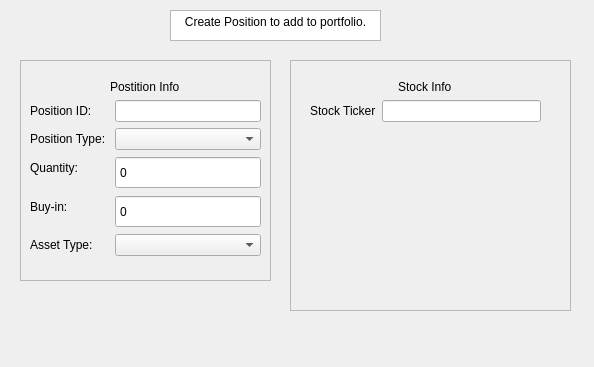
The window that Apps/PortfolioApp/src/AddPositionDialog.ui (JamesAks/PortfolioRiskEngine) describes before a commit, drawn with Qt 5.
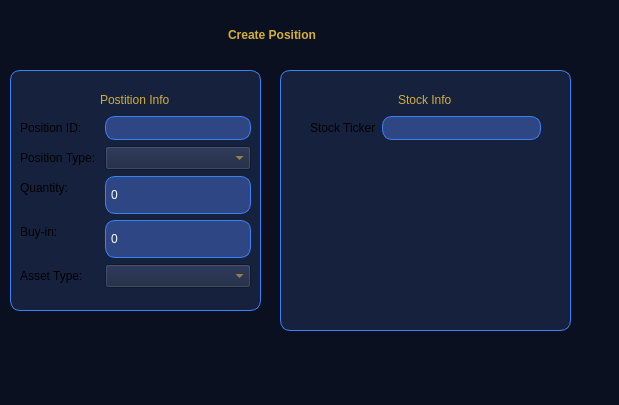
The same window after the commit. The open tabs and pages were chosen to show the change.

```diff
--- a/Apps/PortfolioApp/src/AddPositionDialog.ui
+++ b/Apps/PortfolioApp/src/AddPositionDialog.ui
@@ -6,42 +6,50 @@
    <rect>
     <x>0</x>
     <y>0</y>
-    <width>594</width>
-    <height>367</height>
+    <width>619</width>
+    <height>405</height>
    </rect>
   </property>
   <property name="windowTitle">
    <string>Dialog</string>
   </property>
-  <widget class="QTextBrowser" name="info_">
-   <property name="geometry">
-    <rect>
-     <x>170</x>
-     <y>10</y>
-     <width>211</width>
-     <height>31</height>
-    </rect>
-   </property>
-   <property name="html">
-    <string>&lt;!DOCTYPE HTML PUBLIC &quot;-//W3C//DTD HTML 4.0//EN&quot; &quot;http://www.w3.org/TR/REC-html40/strict.dtd&quot;&gt;
-&lt;html&gt;&lt;head&gt;&lt;meta name=&quot;qrichtext&quot; content=&quot;1&quot; /&gt;&lt;meta charset=&quot;utf-8&quot; /&gt;&lt;style type=&quot;text/css&quot;&gt;
-p, li { white-space: pre-wrap; }
-hr { height: 1px; border-width: 0; }
-li.unchecked::marker { content: &quot;\2610&quot;; }
-li.checked::marker { content: &quot;\2612&quot;; }
-&lt;/style&gt;&lt;/head&gt;&lt;body style=&quot; font-family:'Segoe UI'; font-size:9pt; font-weight:400; font-style:normal;&quot;&gt;
-&lt;p align=&quot;center&quot; style=&quot; margin-top:0px; margin-bottom:0px; margin-left:0px; margin-right:0px; -qt-block-indent:0; text-indent:0px;&quot;&gt;Create Position to add to portfolio.&lt;/p&gt;&lt;/body&gt;&lt;/html&gt;</string>
-   </property>
-  </widget>
+  <property name="styleSheet">
+   <string notr="true">QDialog{
+
+	background-color: rgb(11, 16, 32);
+}</string>
+  </property>
   <widget class="QFrame" name="frame">
    <property name="geometry">
     <rect>
-     <x>290</x>
-     <y>60</y>
-     <width>281</width>
-     <height>251</height>
+     <x>280</x>
+     <y>70</y>
+     <width>291</width>
+     <height>261</height>
     </rect>
    </property>
+   <property name="styleSheet">
+    <string notr="true">QFrame {
+	border: 1px solid rgb(59, 130, 246);
+	border-radius: 10px;
+	background-color: rgb(22, 33, 62);
+}
+
+QFrame QLabel{
+	border:none;
+}
+
+QFrame QLineEdit{
+	background-color: rgb(46, 70, 131);
+	border: 1px solid rgb(59, 130, 246);
+	border-radius: 10px;
+	padding: 3px;
+	color:rgb(255, 255, 255);
+	
+}
+
+</string>
+   </property>
    <property name="frameShape">
     <enum>QFrame::Shape::StyledPanel</enum>
    </property>
@@ -51,12 +59,19 @@
    <widget class="QStackedWidget" name="asset_pages">
     <property name="geometry">
      <rect>
-      <x>0</x>
-      <y>0</y>
+      <x>10</x>
+      <y>10</y>
       <width>271</width>
-      <height>231</height>
+      <height>241</height>
      </rect>
     </property>
+    <property name="styleSheet">
+     <string notr="true">QStackedWidget{
+	background-color: rgb(22, 33, 62);
+	border:none;
+}
+</string>
+    </property>
     <property name="currentIndex">
      <number>1</number>
     </property>
@@ -65,7 +80,7 @@
       <property name="geometry">
        <rect>
         <x>20</x>
-        <y>20</y>
+        <y>10</y>
         <width>231</width>
         <height>176</height>
        </rect>
@@ -79,8 +94,17 @@
            <verstretch>0</verstretch>
           </sizepolicy>
          </property>
+         <property name="styleSheet">
+          <string notr="true">QLabel{
+
+	font: 12pt &quot;Segoe UI&quot;;
+	border: 0px;
+	color: rgb(212, 175, 55);
+	padding: 3px;
+}</string>
+         </property>
          <property name="text">
-          <string>Stock Info</string>
+          <string>&lt;html&gt;&lt;head/&gt;&lt;body&gt;&lt;p&gt;Stock Info&lt;/p&gt;&lt;/body&gt;&lt;/html&gt;</string>
          </property>
         </widget>
        </item>
@@ -94,7 +118,11 @@
           </widget>
          </item>
          <item row="0" column="1">
-          <widget class="QLineEdit" name="stock_ticker_input"/>
+          <widget class="QLineEdit" name="stock_ticker_input">
+           <property name="styleSheet">
+            <string notr="true"/>
+           </property>
+          </widget>
          </item>
         </layout>
        </item>
@@ -136,12 +164,32 @@
   <widget class="QFrame" name="frame_2">
    <property name="geometry">
     <rect>
-     <x>20</x>
-     <y>60</y>
+     <x>10</x>
+     <y>70</y>
      <width>251</width>
-     <height>221</height>
+     <height>241</height>
     </rect>
    </property>
+   <property name="styleSheet">
+    <string notr="true">QFrame {
+	border: 1px solid rgb(59, 130, 246);
+	border-radius: 10px;
+	background-color: rgb(22, 33, 62);
+}
+
+QFrame QLabel{
+	border:none
+}
+
+QFrame QSpinBox{
+	background-color: rgb(46, 70, 131);
+	border: 1px solid rgb(59, 130, 246);
+	border-radius: 10px;
+	padding: 3px;
+	color:rgb(255, 255, 255);
+	
+}</string>
+   </property>
    <property name="frameShape">
     <enum>QFrame::Shape::StyledPanel</enum>
    </property>
@@ -154,7 +202,7 @@
       <x>10</x>
       <y>20</y>
       <width>231</width>
-      <height>176</height>
+      <height>198</height>
      </rect>
     </property>
     <layout class="QVBoxLayout" name="verticalLayout_2">
@@ -166,8 +214,17 @@
          <verstretch>0</verstretch>
         </sizepolicy>
        </property>
+       <property name="styleSheet">
+        <string notr="true">QLabel{
+
+	font: 12pt &quot;Segoe UI&quot;;
+	border: 0px;
+	color: rgb(212, 175, 55);
+	padding: 3px;
+}</string>
+       </property>
        <property name="text">
-        <string>Postition Info</string>
+        <string>&lt;html&gt;&lt;head/&gt;&lt;body&gt;&lt;p&gt;Postition Info&lt;/p&gt;&lt;/body&gt;&lt;/html&gt;</string>
        </property>
       </widget>
      </item>
@@ -181,7 +238,18 @@
         </widget>
        </item>
        <item row="0" column="1">
-        <widget class="QLineEdit" name="position_id_input"/>
+        <widget class="QLineEdit" name="position_id_input">
+         <property name="styleSheet">
+          <string notr="true">QLineEdit{
+	background-color: rgb(46, 70, 131);
+	border: 1px solid rgb(59, 130, 246);
+	border-radius: 10px;
+	padding: 3px;
+	color:rgb(255, 255, 255);
+	
+}</string>
+         </property>
+        </widget>
        </item>
        <item row="1" column="0">
         <widget class="QLabel" name="position_type_label">
@@ -213,13 +281,30 @@
        </item>
        <item row="4" column="1">
         <widget class="QComboBox" name="asset_type_box">
+         <property name="styleSheet">
+          <string notr="true">QComboBox{
+	
+	background-color: rgb(22, 33, 62);
+	color: rgb(212, 175, 55);
+	padding: 3px;
+}</string>
+         </property>
          <property name="currentIndex">
           <number>-1</number>
          </property>
         </widget>
        </item>
        <item row="1" column="1">
-        <widget class="QComboBox" name="position_type_box"/>
+        <widget class="QComboBox" name="position_type_box">
+         <property name="styleSheet">
+          <string notr="true">QComboBox{
+	
+	background-color: rgb(22, 33, 62);
+	color: rgb(212, 175, 55);
+	padding: 3px;
+}</string>
+         </property>
+        </widget>
        </item>
        <item row="2" column="1">
         <widget class="QSpinBox" name="quantity_input">
@@ -232,6 +317,9 @@
            <verstretch>0</verstretch>
           </sizepolicy>
          </property>
+         <property name="styleSheet">
+          <string notr="true"/>
+         </property>
          <property name="buttonSymbols">
           <enum>QAbstractSpinBox::ButtonSymbols::NoButtons</enum>
          </property>
@@ -267,8 +355,8 @@
   <widget class="QDialogButtonBox" name="buttonBox">
    <property name="geometry">
     <rect>
-     <x>365</x>
-     <y>320</y>
+     <x>370</x>
+     <y>350</y>
      <width>201</width>
      <height>24</height>
     </rect>
@@ -277,6 +365,28 @@
     <set>QDialogButtonBox::StandardButton::NoButton</set>
    </property>
   </widget>
+  <widget class="QLabel" name="label">
+   <property name="geometry">
+    <rect>
+     <x>200</x>
+     <y>20</y>
+     <width>141</width>
+     <height>31</height>
+    </rect>
+   </property>
+   <property name="styleSheet">
+    <string notr="true">QLabel{
+
+	font: 12pt &quot;Segoe UI&quot;;
+	border: 0px;
+	color: rgb(212, 175, 55);
+	padding: 3px;
+}</string>
+   </property>
+   <property name="text">
+    <string>&lt;html&gt;&lt;head/&gt;&lt;body&gt;&lt;p align=&quot;center&quot;&gt;&lt;span style=&quot; font-weight:700;&quot;&gt;Create Position&lt;/span&gt;&lt;/p&gt;&lt;/body&gt;&lt;/html&gt;</string>
+   </property>
+  </widget>
  </widget>
  <resources/>
  <connections/>
```
Left out of the diff: 15 changed lines with no effect on the pictures.
